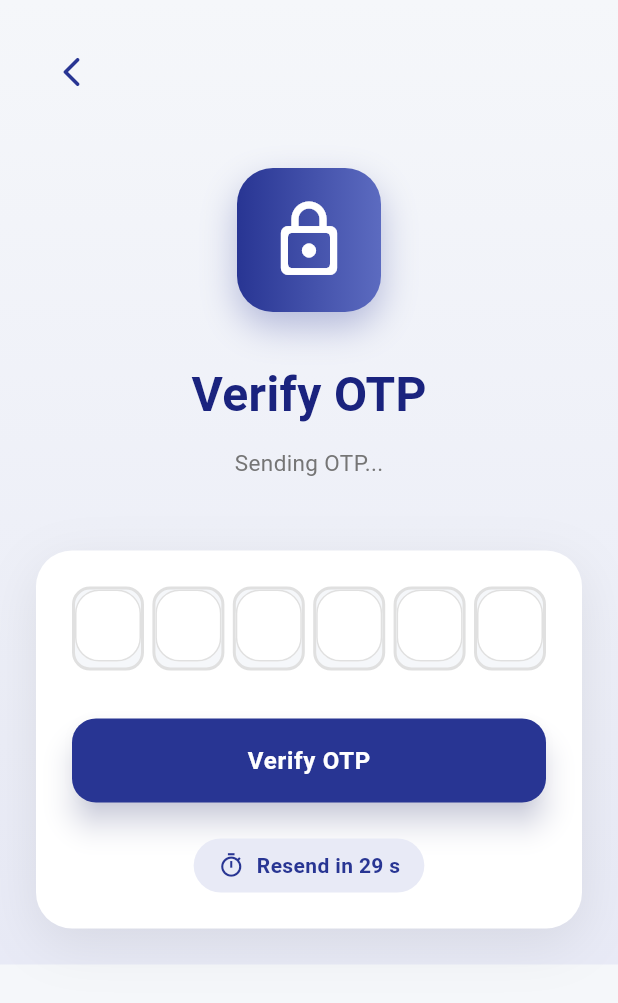
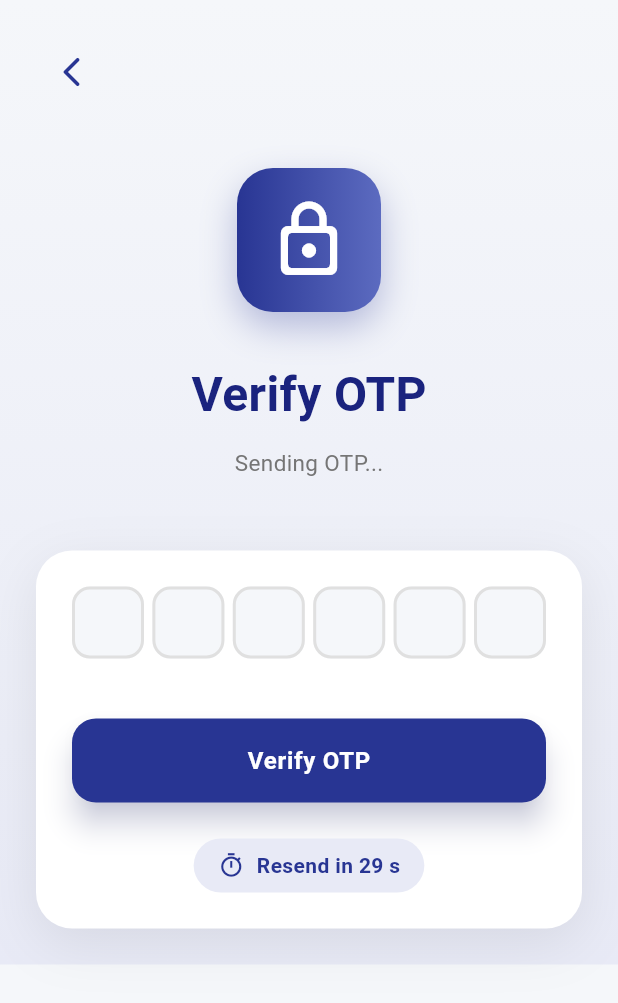
Before and after one commit to Nikhil-p570/testinggasapp, a Flutter app: the OtpScreen screen opened directly with empty values, on a phone screen of 412 x 824 dp. Shown: the top 1003 px of the screen. Run offline on Flutter 3.47's test engine with Material 3 defaults, Android fonts, the phone set to English and light mode, and no system bars; our stand-ins replace cloud_firestore, firebase_auth, firebase_core, pdf, share_plus, shared_preferences; missing offline and left inert: firebase_app_check; accounts and stored records are empty.

Commit message:
otp box issue solved

```diff
--- a/lib/auth/otp_screen.dart
+++ b/lib/auth/otp_screen.dart
@@ -69,19 +69,39 @@ class _OtpScreenState extends State<OtpScreen> with SingleTickerProviderStateMix
   }
 
   void _onOtpChange(int index, String value) {
+    // Handle paste of full OTP
     if (value.length > 1) {
-      final otp = value.substring(0, 6);
-      for (int i = 0; i < otp.length; i++) {
-        _otpControllers[i].text = otp[i];
-      }
-      _focusNodes[5].requestFocus();
+      setState(() {
+        final otp = value.substring(0, value.length > 6 ? 6 : value.length);
+        for (int i = 0; i < otp.length && i < 6; i++) {
+          _otpControllers[i].text = otp[i];
+        }
+        // Clear the current field to avoid duplication
+        if (index < 6) {
+          _otpControllers[index].text = otp.isNotEmpty ? otp[0] : '';
+        }
+        // Focus on the last filled box or the 6th box
+        if (otp.length >= 6) {
+          _focusNodes[5].requestFocus();
+        } else if (otp.length > 0) {
+          _focusNodes[otp.length - 1].requestFocus();
+        }
+      });
       return;
     }
 
+    // Limit to 1 character for single input
+    if (value.length > 1) {
+      _otpControllers[index].text = value[0];
+      return;
+    }
+
+    // Handle single character input
     if (value.isNotEmpty && index < 5) {
       _focusNodes[index + 1].requestFocus();
     }
 
+    // Handle backspace
     if (value.isEmpty && index > 0) {
       _focusNodes[index - 1].requestFocus();
     }
@@ -344,19 +364,9 @@ class _OtpScreenState extends State<OtpScreen> with SingleTickerProviderStateMix
                           Row(
                             mainAxisAlignment: MainAxisAlignment.spaceBetween,
                             children: List.generate(6, (i) {
-                              return Container(
+                              return SizedBox(
                                 width: 48,
                                 height: 56,
-                                decoration: BoxDecoration(
-                                  color: const Color(0xFFF5F7FA),
-                                  borderRadius: BorderRadius.circular(12),
-                                  border: Border.all(
-                                    color: _otpControllers[i].text.isNotEmpty
-                                        ? const Color(0xFF283593)
-                                        : Colors.grey.shade300,
-                                    width: 2,
-                                  ),
-                                ),
                                 child: TextField(
                                   controller: _otpControllers[i],
                                   focusNode: _focusNodes[i],
@@ -369,10 +379,31 @@ class _OtpScreenState extends State<OtpScreen> with SingleTickerProviderStateMix
                                   ),
                                   inputFormatters: [
                                     FilteringTextInputFormatter.digitsOnly,
-                                    LengthLimitingTextInputFormatter(1),
                                   ],
-                                  decoration: const InputDecoration(
-                                    border: InputBorder.none,
+                                  decoration: InputDecoration(
+                                    filled: true,
+                                    fillColor: const Color(0xFFF5F7FA),
+                                    border: OutlineInputBorder(
+                                      borderRadius: BorderRadius.circular(12),
+                                      borderSide: BorderSide(
+                                        color: Colors.grey.shade300,
+                                        width: 2,
+                                      ),
+                                    ),
+                                    enabledBorder: OutlineInputBorder(
+                                      borderRadius: BorderRadius.circular(12),
+                                      borderSide: BorderSide(
+                                        color: Colors.grey.shade300,
+                                        width: 2,
+                                      ),
+                                    ),
+                                    focusedBorder: OutlineInputBorder(
+                                      borderRadius: BorderRadius.circular(12),
+                                      borderSide: const BorderSide(
+                                        color: Color(0xFF283593),
+                                        width: 2,
+                                      ),
+                                    ),
                                     contentPadding: EdgeInsets.zero,
                                   ),
                                   onChanged: (v) => _onOtpChange(i, v),
```
